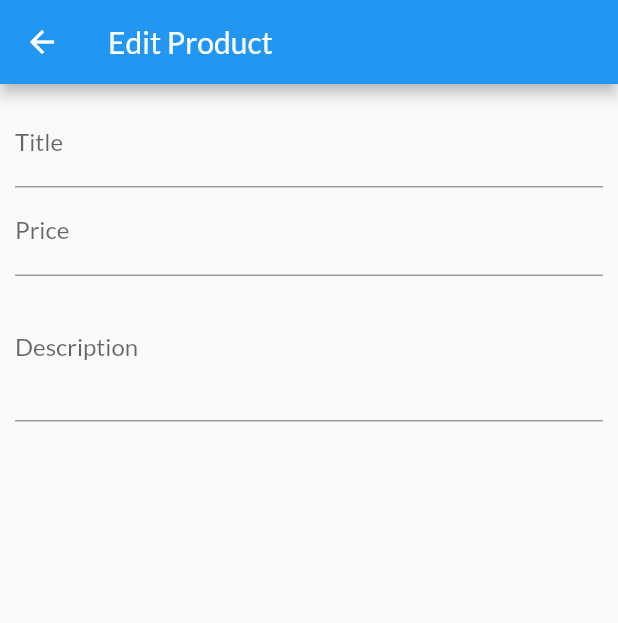
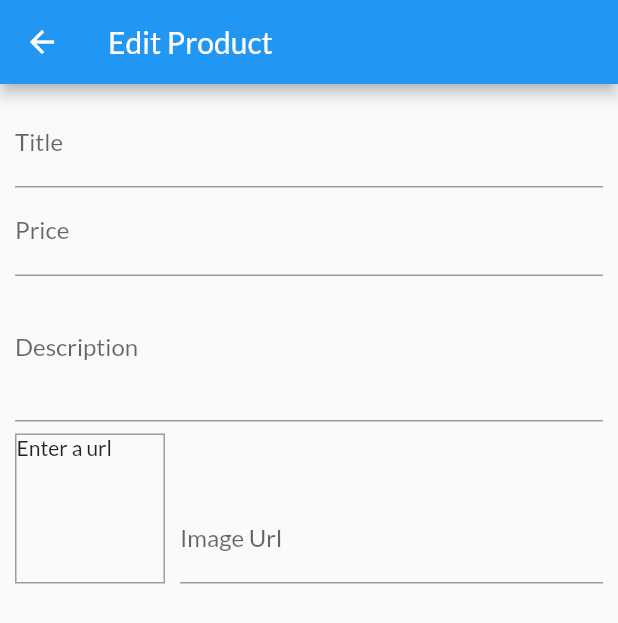
Before and after one commit to Rishabh510/Shopping-App, a Flutter app: the EditProductScreen screen opened by its route, on a phone screen of 412 x 824 dp. Shown: the top 623 px of the screen. Run offline on Flutter 3.47's test engine with Material 2 defaults, Android fonts, the phone set to English and light mode, and no system bars; network calls fail.

```diff
--- a/lib/screens/edit_product_screen.dart
+++ b/lib/screens/edit_product_screen.dart
@@ -11,12 +11,31 @@ class EditProductScreen extends StatefulWidget {
 class _EditProductScreenState extends State<EditProductScreen> {
   final _priceFocusNode = FocusNode();
   final _descriptionFocusNode = FocusNode();
+  final _imageUrlFocusNode = FocusNode();
+  final _imageUrlController = TextEditingController();
+
+  @override
+  void initState() {
+    _imageUrlFocusNode.addListener(_updateImageUrl);
+    super.initState();
+  }
 
   @override
   void dispose() {
+    _imageUrlFocusNode.removeListener(_updateImageUrl);
     _priceFocusNode.dispose();
+    _imageUrlController.dispose();
+    _imageUrlFocusNode.dispose();
     _descriptionFocusNode.dispose();
     super.dispose();
+  }
+
+  void _updateImageUrl() {
+    if (!_imageUrlFocusNode.hasFocus) {
+      setState(() {
+
+      });
+    }
   }
 
   @override
@@ -58,6 +77,44 @@ class _EditProductScreenState extends State<EditProductScreen> {
                 keyboardType: TextInputType.multiline,
                 focusNode: _descriptionFocusNode,
               ),
+              Row(
+                crossAxisAlignment: CrossAxisAlignment.end,
+                children: <Widget>[
+                  Container(
+                    height: 100,
+                    width: 100,
+                    margin: EdgeInsets.only(
+                      top: 8,
+                      right: 10,
+                    ),
+                    decoration: BoxDecoration(
+                      border: Border.all(
+                        width: 1,
+                        color: Colors.grey,
+                      ),
+                    ),
+                    child: _imageUrlController.text.isEmpty
+                        ? Text('Enter a url')
+                        : FittedBox(
+                      child: Image.network(
+                        _imageUrlController.text,
+                        fit: BoxFit.cover,
+                      ),
+                    ),
+                  ),
+                  Expanded(
+                    child: TextFormField(
+                      decoration: InputDecoration(
+                        labelText: 'Image Url',
+                      ),
+                      keyboardType: TextInputType.url,
+                      textInputAction: TextInputAction.done,
+                      controller: _imageUrlController,
+                      focusNode: _imageUrlFocusNode,
+                    ),
+                  ),
+                ],
+              ),
             ],
           ),
         ),
```
